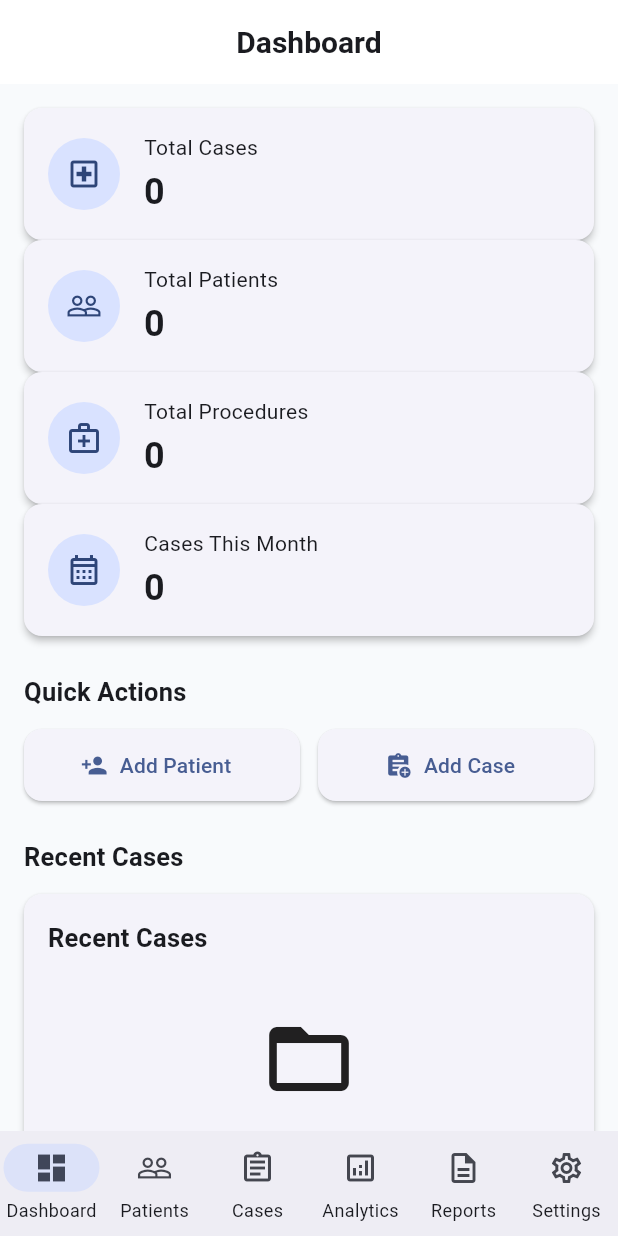
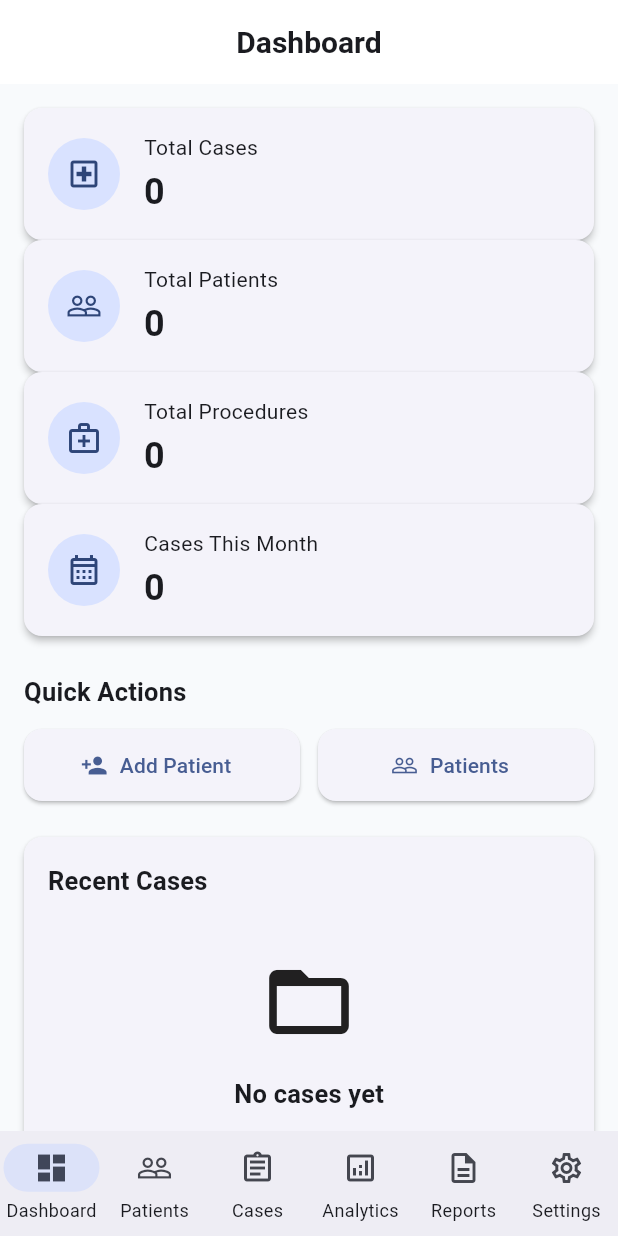
Before and after one commit to rushild31/SurgiTrack, a Flutter app: the screen it shows after launch, on a phone screen of 412 x 824 dp. Run offline on Flutter 3.47's test engine with Material 3 defaults, Android fonts, the phone set to English and light mode, and no system bars; our stand-ins replace drift, drift_flutter, equatable, file_picker, fl_chart, flutter_riverpod and 7 more; missing offline and left inert: excel, universal_html; accounts and stored records are empty; generated files the repository leaves out were written again; statements that could not run were skipped.

Commit message:
Dashboard & Navigation refinement completed

```diff
--- a/lib/features/dashboard/dashboard_screen.dart
+++ b/lib/features/dashboard/dashboard_screen.dart
@@ -54,33 +54,25 @@ class DashboardScreen extends ConsumerWidget {
               children: [
                 CoreKpiCard(
                   title: "Total Cases",
-
                   value: stats.totalCases,
-
                   icon: Icons.local_hospital_outlined,
                 ),
 
                 CoreKpiCard(
                   title: "Total Patients",
-
                   value: stats.totalPatients,
-
                   icon: Icons.people_outline,
                 ),
 
                 CoreKpiCard(
                   title: "Total Procedures",
-
                   value: stats.totalProcedures,
-
                   icon: Icons.medical_services_outlined,
                 ),
 
                 CoreKpiCard(
                   title: "Cases This Month",
-
                   value: stats.casesThisMonth,
-
                   icon: Icons.calendar_month_outlined,
                 ),
 
@@ -88,7 +80,6 @@ class DashboardScreen extends ConsumerWidget {
 
                 Text(
                   "Quick Actions",
-
                   style: Theme.of(context).textTheme.titleMedium,
                 ),
 
@@ -112,12 +103,12 @@ class DashboardScreen extends ConsumerWidget {
 
                     Expanded(
                       child: QuickActionButton(
-                        label: "Add Case",
+                        label: "Patients",
 
-                        icon: Icons.assignment_add,
+                        icon: Icons.people_outline,
 
                         onTap: () {
-                          context.push('/cases/add');
+                          context.go('/patients');
                         },
                       ),
                     ),
@@ -126,19 +117,10 @@ class DashboardScreen extends ConsumerWidget {
 
                 const SizedBox(height: 24),
 
-                Text(
-                  "Recent Cases",
+                recentCases.when(
+                  loading: () => const CircularProgressIndicator(),
 
-                  style: Theme.of(context).textTheme.titleMedium,
-                ),
-
-                const SizedBox(height: 12),
-
-                recentCases.when(
-                  loading: () =>
-                      const Center(child: CircularProgressIndicator()),
-
-                  error: (error, stack) => Text(error.toString()),
+                  error: (e, s) => Text(e.toString()),
 
                   data: (cases) => RecentCasesCard(cases: cases),
                 ),
@@ -148,7 +130,7 @@ class DashboardScreen extends ConsumerWidget {
                 specialty.when(
                   loading: () => const CircularProgressIndicator(),
 
-                  error: (error, stack) => Text(error.toString()),
+                  error: (e, s) => Text(e.toString()),
 
                   data: (data) => SpecialtyBreakdownCard(data: data),
                 ),
@@ -160,7 +142,7 @@ class DashboardScreen extends ConsumerWidget {
 
                   error: (error, stack) => Text(error.toString()),
 
-                  data: (data) => OperativeRoleCard(distribution: data),
+                  data: (roleData) => OperativeRoleCard(data: roleData),
                 ),
 
                 const SizedBox(height: 16),
@@ -168,7 +150,7 @@ class DashboardScreen extends ConsumerWidget {
                 monthly.when(
                   loading: () => const CircularProgressIndicator(),
 
-                  error: (error, stack) => Text(error.toString()),
+                  error: (e, s) => Text(e.toString()),
 
                   data: (data) => MonthlyCaseChart(data: data),
                 ),
--- a/lib/features/dashboard/providers/dashboard_provider.dart
+++ b/lib/features/dashboard/providers/dashboard_provider.dart
@@ -8,42 +8,26 @@ import 'package:surgitrack/features/dashboard/data/dashboard_repository.dart';
 import 'package:surgitrack/features/dashboard/domain/dashboard_statistics.dart';
 import 'package:surgitrack/features/dashboard/domain/monthly_case_data.dart';
 
-import 'package:surgitrack/features/analytics/domain/operative_role_distribution.dart';
-
 final dashboardRepositoryProvider = Provider<DashboardRepository>((ref) {
   return DashboardRepository(ref.watch(databaseProvider));
 });
 
-/// Core KPIs
-final dashboardStatisticsProvider =
-    FutureProvider.autoDispose<DashboardStatistics>((ref) {
-      return ref.watch(dashboardRepositoryProvider).getStatistics();
-    });
+final dashboardStatisticsProvider = FutureProvider<DashboardStatistics>((ref) {
+  return ref.watch(dashboardRepositoryProvider).getStatistics();
+});
 
-/// Recent cases
-final recentCasesProvider = FutureProvider.autoDispose<List<SurgicalCaseData>>((
-  ref,
-) {
+final recentCasesProvider = FutureProvider<List<SurgicalCaseData>>((ref) {
   return ref.watch(dashboardRepositoryProvider).getRecentCases();
 });
 
-/// Specialty breakdown
-final specialtyBreakdownProvider = FutureProvider.autoDispose<Map<String, int>>(
-  (ref) {
-    return ref.watch(dashboardRepositoryProvider).getSpecialtyBreakdown();
-  },
-);
+final specialtyBreakdownProvider = FutureProvider<Map<String, int>>((ref) {
+  return ref.watch(dashboardRepositoryProvider).getSpecialtyBreakdown();
+});
 
-/// Operative role breakdown
-final operativeRoleBreakdownProvider =
-    FutureProvider.autoDispose<List<OperativeRoleDistribution>>((ref) {
-      return ref
-          .watch(dashboardRepositoryProvider)
-          .getOperativeRoleDistribution();
-    });
+final operativeRoleBreakdownProvider = FutureProvider<Map<String, int>>((ref) {
+  return ref.watch(dashboardRepositoryProvider).getOperativeRoleBreakdown();
+});
 
-/// Monthly case trend
-final monthlyCaseDataProvider =
-    FutureProvider.autoDispose<List<MonthlyCaseData>>((ref) {
-      return ref.watch(dashboardRepositoryProvider).getMonthlyCaseData();
-    });
+final monthlyCaseDataProvider = FutureProvider<List<MonthlyCaseData>>((ref) {
+  return ref.watch(dashboardRepositoryProvider).getMonthlyCaseData();
+});
```
Also changed, not shown: lib/app/router/app_router.dart (+32 -1 lines), lib/features/analytics/presentation/widgets/operative_role_card.dart (+22 -35 lines), lib/features/dashboard/data/dashboard_repository.dart (+5 -16 lines), lib/features/dashboard/presentation/widgets/operative_role_card.dart (+15 -18 lines), lib/features/navigation/navigation_screen.dart (+0 -13 lines), lib/features/settings/presentation/settings_screen.dart (+21 -38 lines).
